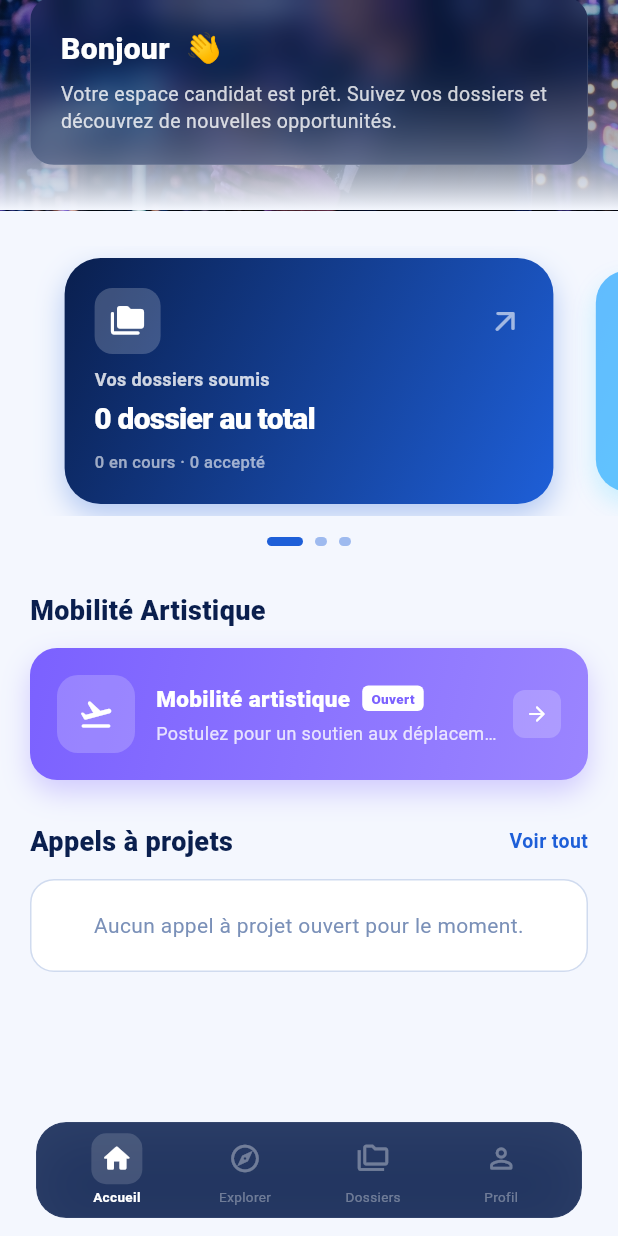
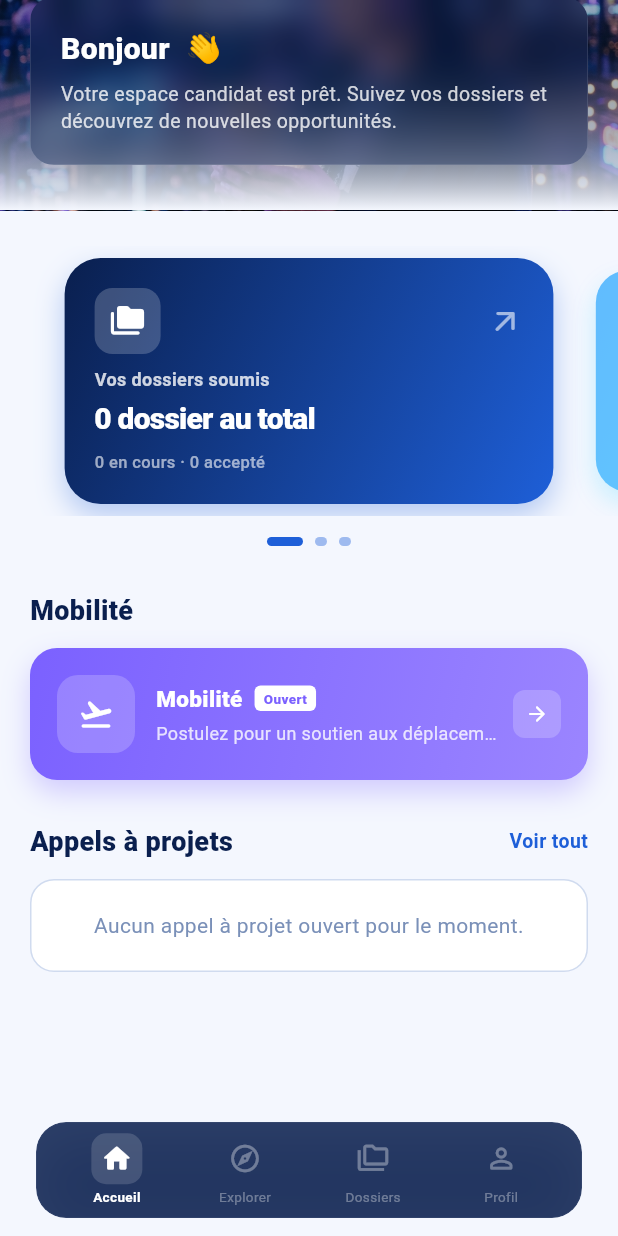
Before and after one commit to Fasha18/fdcuic-backend, a Flutter app: the HomeScreen screen opened by its route, scrolled down 120 dp, on a phone screen of 412 x 824 dp. Run offline on Flutter 3.47's test engine with Material 3 defaults, Android fonts, the phone set to English and light mode, and no system bars; our stand-ins replace dio, file_picker, flutter_riverpod, flutter_secure_storage, go_router, google_fonts and 1 more; accounts and stored records are empty; network calls fail.

Commit message:
fix(flutter): Rendre le chargement des appels independant de la mobilite et renommer mobilite artistique

```diff
--- a/flutter_application_1/lib/screens/home/home_screen.dart
+++ b/flutter_application_1/lib/screens/home/home_screen.dart
@@ -392,10 +392,9 @@ class _HomeDashboardState extends State<_HomeDashboard> with TickerProviderState
 
           const SizedBox(height: 30),
 
-          // ── PROGRAMME MOBILITÉ (Toujours visible) ─────────────
           Padding(
             padding: const EdgeInsets.symmetric(horizontal: 20),
-            child: const Text('Mobilité Artistique',
+            child: const Text('Mobilité',
               style: TextStyle(fontSize: 18, fontWeight: FontWeight.w800, color: FDColors.navy)),
           ),
           const SizedBox(height: 12),
@@ -773,7 +772,7 @@ class _HomeDashboardState extends State<_HomeDashboard> with TickerProviderState
                     children: [
                       Flexible(
                         child: Text(
-                          _programmeMobilite?['titre'] ?? 'Mobilité artistique',
+                          _programmeMobilite?['titre'] ?? 'Mobilité',
                           style: const TextStyle(
                             fontSize: 15,
                             fontWeight: FontWeight.w800,
```
Also changed, not shown: flutter_application_1/lib/screens/appels/appels_screen.dart (+25 -14 lines).
